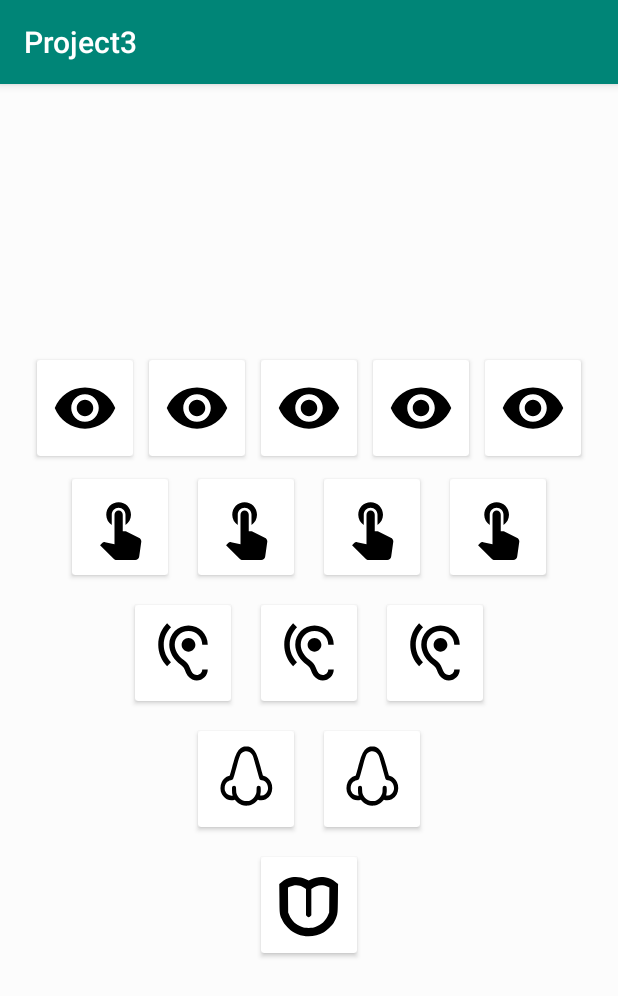
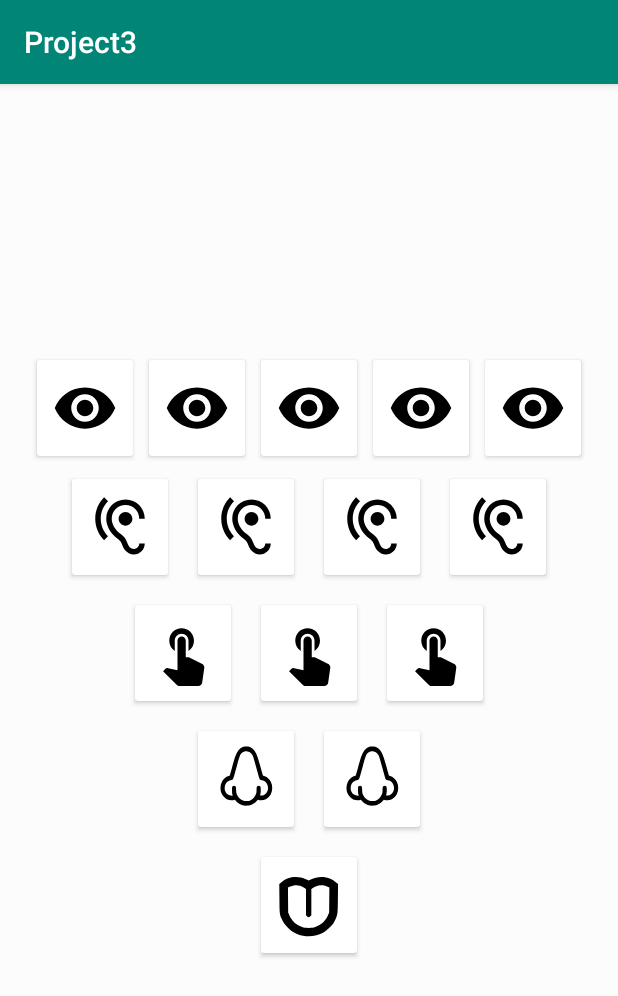
Before and after one commit to EasyInterest/spring19RedoneProject3, an Android app: the screen it shows after launch (MainActivity), on a phone screen of 412 x 824 dp. Shown: the top 996 px of the screen. Run offline under Robolectric (Android 15) with nearby library versions, the phone set to English and light mode, and no system bars.

Commit message:
fixed the ear and touch switch

```diff
--- a/app/src/main/res/layout/activity_main.xml
+++ b/app/src/main/res/layout/activity_main.xml
@@ -142,7 +142,7 @@
                 <ImageView
                     android:layout_width="64dp"
                     android:layout_height="64dp"
-                    android:src="@drawable/ic_touch_app_black_24dp"
+                    android:src="@drawable/ic_hearing_black_24dp"
                     android:padding="10dp"/>
 
 
@@ -162,7 +162,7 @@
                 <ImageView
                     android:layout_width="64dp"
                     android:layout_height="64dp"
-                    android:src="@drawable/ic_touch_app_black_24dp"
+                    android:src="@drawable/ic_hearing_black_24dp"
                     android:padding="10dp"/>
 
 
@@ -183,7 +183,7 @@
                 <ImageView
                     android:layout_width="64dp"
                     android:layout_height="64dp"
-                    android:src="@drawable/ic_touch_app_black_24dp"
+                    android:src="@drawable/ic_hearing_black_24dp"
                     android:padding="10dp"/>
 
 
@@ -203,7 +203,7 @@
                 <ImageView
                     android:layout_width="64dp"
                     android:layout_height="64dp"
-                    android:src="@drawable/ic_touch_app_black_24dp"
+                    android:src="@drawable/ic_hearing_black_24dp"
                     android:padding="10dp"/>
 
 
@@ -232,7 +232,7 @@
                 <ImageView
                     android:layout_width="64dp"
                     android:layout_height="64dp"
-                    android:src="@drawable/ic_hearing_black_24dp"
+                    android:src="@drawable/ic_touch_app_black_24dp"
                     android:padding="10dp"/>
 
 
@@ -252,7 +252,7 @@
             <ImageView
                 android:layout_width="64dp"
                 android:layout_height="64dp"
-                android:src="@drawable/ic_hearing_black_24dp"
+                android:src="@drawable/ic_touch_app_black_24dp"
                 android:padding="10dp"/>
 
 
@@ -273,7 +273,7 @@
                 <ImageView
                     android:layout_width="64dp"
                     android:layout_height="64dp"
-                    android:src="@drawable/ic_hearing_black_24dp"
+                    android:src="@drawable/ic_touch_app_black_24dp"
                     android:padding="10dp"/>
 
 
```
